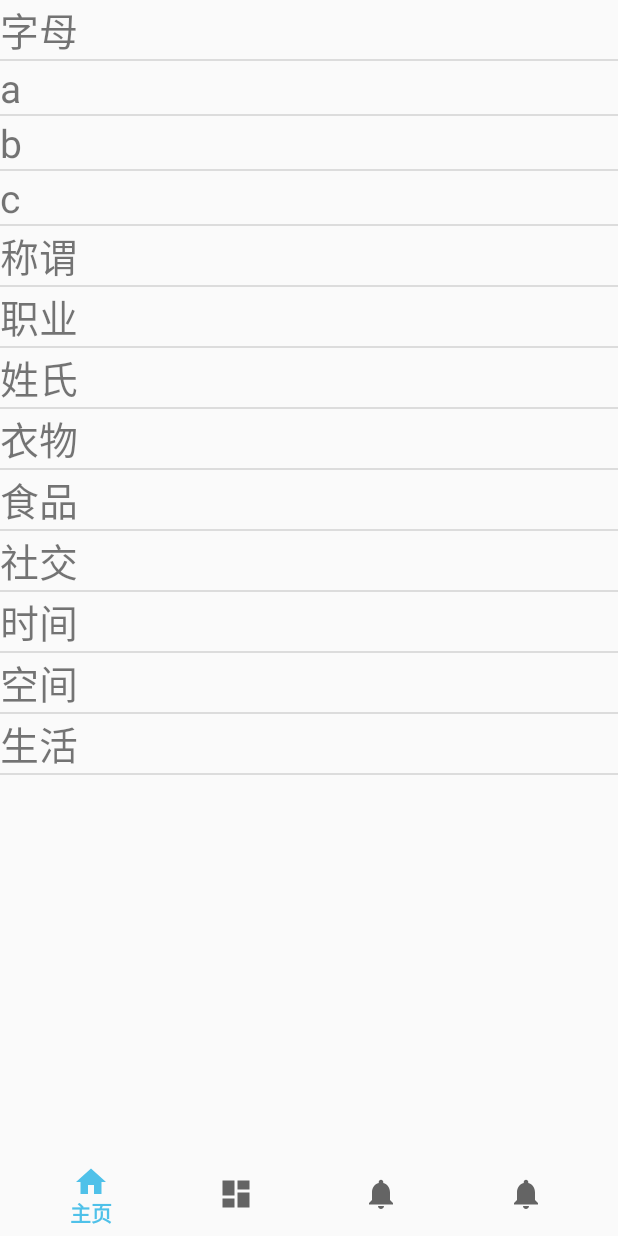
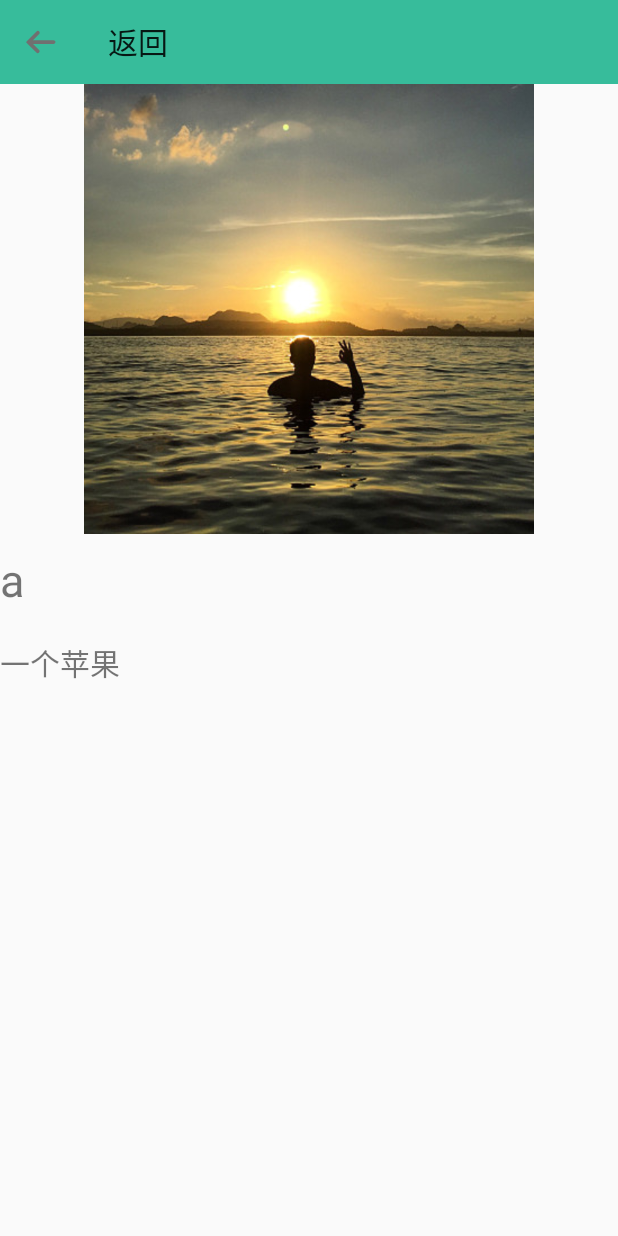
Before and after one commit to alapingping/shouxin2, an Android app: the fragment DictionaryFragment placed in its activity, after a tap on an icon or button, on a phone screen of 412 x 824 dp. Run offline under Robolectric (Android 15) with nearby library versions, the light colour scheme and no system bars; libraries missing offline, so code that uses them is left out: com.etsy.android, com.yalantis.phoenix, yalantis.com.sidemenu; 8 statements that could not run were skipped; 1 other tap on this screen came first.

Commit message:
完善字典功能,修改界面bug

```diff
--- a/app/build.gradle
+++ b/app/build.gradle
@@ -9,6 +9,7 @@ android {
         versionCode 1
         versionName "1.0"
         testInstrumentationRunner "android.support.test.runner.AndroidJUnitRunner"
+        vectorDrawables.useSupportLibrary = true
     }
     buildTypes {
         release {
--- a/app/src/main/AndroidManifest.xml
+++ b/app/src/main/AndroidManifest.xml
@@ -19,9 +19,10 @@
         android:roundIcon="@mipmap/ic_launcher_round"
         android:supportsRtl="true"
         android:theme="@style/AppTheme">
+        <activity android:name=".Views.SingleWordActivity"></activity>
         <activity
             android:name=".Views.BottomNavigationActivity"
-            android:label="@string/title_activity_bottom_navigation"></activity>
+            android:label="@string/title_activity_bottom_navigation" />
         <activity android:name=".Views.CenterActivity" />
         <activity android:name=".Views.TakeTrainSetActivity" />
         <activity android:name=".Views.Welcome_Activity">
--- a/app/src/main/java/com/shouxin/shouxin/Adapter/GroupItemViewHolder.java
+++ b/app/src/main/java/com/shouxin/shouxin/Adapter/GroupItemViewHolder.java
@@ -2,6 +2,7 @@ package com.shouxin.shouxin.Adapter;
 
 import android.support.v7.widget.RecyclerView;
 import android.view.View;
+import android.widget.ImageView;
 import android.widget.TextView;
 
 import com.shouxin.shouxin.R;
@@ -9,13 +10,15 @@ import com.shouxin.shouxin.R;
 public class GroupItemViewHolder extends RecyclerView.ViewHolder {
 
     TextView tvGroup;
-
+    TextView tvItemNum;
+    ImageView imageView;
 
     public GroupItemViewHolder(View itemView) {
         super(itemView);
 
         tvGroup = (TextView) itemView.findViewById(R.id.word);
-
+        tvItemNum = itemView.findViewById(R.id.subItemNum);
+        imageView = itemView.findViewById(R.id.statusicon);
     }
 
 }
--- a/app/src/main/java/com/shouxin/shouxin/Adapter/RecyclerAdapter.java
+++ b/app/src/main/java/com/shouxin/shouxin/Adapter/RecyclerAdapter.java
@@ -1,15 +1,17 @@
 package com.shouxin.shouxin.Adapter;
 
+import android.app.AlertDialog;
 import android.content.Context;
-import android.support.annotation.NonNull;
+import android.content.Intent;
+import android.os.Bundle;
 import android.support.v7.widget.RecyclerView;
 import android.view.LayoutInflater;
 import android.view.View;
 import android.view.ViewGroup;
-import android.widget.Toast;
 
 import com.shouxin.shouxin.DataModel.ItemEntry;
 import com.shouxin.shouxin.R;
+import com.shouxin.shouxin.Views.SingleWordActivity;
 
 import java.util.ArrayList;
 import java.util.List;
@@ -32,7 +34,7 @@ public class RecyclerAdapter extends SecondaryListAdapter<GroupItemViewHolder, S
     @Override
     public RecyclerView.ViewHolder groupItemViewHolder(ViewGroup parent) {
 
-        View v = LayoutInflater.from(parent.getContext()).inflate(R.layout.list_item_word, parent, false);
+        View v = LayoutInflater.from(parent.getContext()).inflate(R.layout.list_item_group, parent, false);
 
         return new GroupItemViewHolder(v);
     }
@@ -49,7 +51,7 @@ public class RecyclerAdapter extends SecondaryListAdapter<GroupItemViewHolder, S
     public void onGroupItemBindViewHolder(RecyclerView.ViewHolder holder, int groupItemIndex) {
 
         ((GroupItemViewHolder) holder).tvGroup.setText(dts.get(groupItemIndex).getGroupItem());
-
+        ((GroupItemViewHolder) holder).tvItemNum.setText(String.valueOf(dts.get(groupItemIndex).getSubItemsNum()));
     }
 
     @Override
@@ -62,18 +64,24 @@ public class RecyclerAdapter extends SecondaryListAdapter<GroupItemViewHolder, S
     @Override
     public void onGroupItemClick(Boolean isExpand, GroupItemViewHolder holder, int groupItemIndex) {
 
-        Toast.makeText(context, "group item " + String.valueOf(groupItemIndex) + " is expand " +
-                String.valueOf(isExpand), Toast.LENGTH_SHORT).show();
+        if(!isExpand){
+            holder.imageView.setBackground(context.getDrawable(R.drawable.ic_expend));
+        }else{
+            holder.imageView.setBackground(context.getDrawable(R.drawable.ic_fold));
+        }
 
     }
 
     @Override
     public void onSubItemClick(SubItemViewHolder holder, int groupItemIndex, int subItemIndex) {
 
-        Toast.makeText(context, "sub item " + String.valueOf(subItemIndex) + " in group item " +
-                String.valueOf(groupItemIndex), Toast.LENGTH_SHORT).show();
+        ItemEntry word = dts.get(groupItemIndex).getSubItems().get(subItemIndex);
+        Bundle bundle = new Bundle();
+        bundle.putSerializable("word", word);
 
-
+        Intent intent = new Intent(context, SingleWordActivity.class);
+        intent.putExtras(bundle);
+        context.startActivity(intent);
 
     }
 }
--- a/app/src/main/java/com/shouxin/shouxin/Adapter/SecondaryListAdapter.java
+++ b/app/src/main/java/com/shouxin/shouxin/Adapter/SecondaryListAdapter.java
@@ -321,5 +321,9 @@ public abstract class SecondaryListAdapter<GVH, SVH extends RecyclerView.ViewHol
         public List<V> getSubItems() {
             return subItems;
         }
+
+        public int getSubItemsNum(){
+            return subItems.size();
+        }
     }
 }
--- a/app/src/main/java/com/shouxin/shouxin/DataModel/GroupEntry.java
+++ b/app/src/main/java/com/shouxin/shouxin/DataModel/GroupEntry.java
@@ -1,6 +1,5 @@
 package com.shouxin.shouxin.DataModel;
 
-import java.lang.reflect.Array;
 import java.net.URL;
 import java.util.ArrayList;
 
--- a/app/src/main/java/com/shouxin/shouxin/DataModel/ItemEntry.java
+++ b/app/src/main/java/com/shouxin/shouxin/DataModel/ItemEntry.java
@@ -1,8 +1,9 @@
 package com.shouxin.shouxin.DataModel;
 
+import java.io.Serializable;
 import java.net.URL;
 
-public class ItemEntry extends Entry{
+public class ItemEntry extends Entry implements Serializable {
 
     public ItemEntry(){}
 
@@ -12,9 +13,20 @@ public class ItemEntry extends Entry{
         this.pictureUrl = pictureUrl;
     }
 
+    private String name;
+
     private String description;
 
     private String pictureUrl;
+
+    @Override
+    public String getName() {
+        return name;
+    }
+
+    public void setName(String name) {
+        this.name = name;
+    }
 
     public void setDescription(String description){
         this.description = description;
--- a/app/src/main/java/com/shouxin/shouxin/Views/BottomNavigationActivity.java
+++ b/app/src/main/java/com/shouxin/shouxin/Views/BottomNavigationActivity.java
@@ -75,7 +75,8 @@ public class BottomNavigationActivity extends AppCompatActivity {
                 .hide(DictionaryFragment.getInstance())
                 .show(CommunityFragment.getInstance())
                 .commit();
-    }
+
+        }
 
 
 
--- /dev/null
+++ b/app/src/main/java/com/shouxin/shouxin/Views/SingleWordActivity.java
@@ -0,0 +1,61 @@
+package com.shouxin.shouxin.Views;
+
+import android.support.v7.app.AppCompatActivity;
+import android.os.Bundle;
+import android.support.v7.app.AppCompatDelegate;
+import android.view.KeyEvent;
+import android.view.View;
+import android.widget.ImageView;
+import android.widget.TextView;
+import  android.support.v7.widget.Toolbar;
+
+import com.shouxin.shouxin.DataModel.ItemEntry;
+import com.shouxin.shouxin.R;
+
+public class SingleWordActivity extends AppCompatActivity {
+
+
+    static{
+        AppCompatDelegate.setCompatVectorFromResourcesEnabled(true);
+    }
+
+    @Override
+    protected void onCreate(Bundle savedInstanceState) {
+        super.onCreate(savedInstanceState);
+        setContentView(R.layout.activity_signle_word);
+
+        Bundle bundle = getIntent().getExtras();
+        ItemEntry word = (ItemEntry) bundle.getSerializable("word");
+
+        ImageView imageView = findViewById(R.id.wordImage);
+        imageView.setImageResource(R.drawable.p6);
+
+        TextView wordTitle = findViewById(R.id.wordTitle);
+        wordTitle.setText(word.getName());
+
+        TextView wordDescription = findViewById(R.id.wordDescription);
+        wordDescription.setText(word.getDescription());
+
+        Toolbar toolbar = findViewById(R.id.toolbar);
+        toolbar.setTitle(R.string.menu_back);
+        toolbar.setBackgroundColor(getResources().getColor(R.color.colorMintDark));
+        setSupportActionBar(toolbar);
+        toolbar.setNavigationIcon(R.drawable.ic_back);
+        toolbar.setNavigationOnClickListener(new View.OnClickListener() {
+            @Override
+            public void onClick(View view) {
+                SingleWordActivity.this.finish();
+            }
+        });
+
+    }
+
+    @Override
+    public boolean onKeyDown(int keyCode, KeyEvent event) {
+        if(keyCode==KeyEvent.KEYCODE_BACK){
+            this.finish();
+        }
+        return true;
+    }
+
+}
--- a/app/src/main/java/com/shouxin/shouxin/fragment/DictionaryFragment.java
+++ b/app/src/main/java/com/shouxin/shouxin/fragment/DictionaryFragment.java
@@ -14,6 +14,7 @@ import com.shouxin.shouxin.Adapter.RvDividerItemDecoration;
 import com.shouxin.shouxin.Adapter.SecondaryListAdapter;
 import com.shouxin.shouxin.DataModel.ItemEntry;
 import com.shouxin.shouxin.R;
+import com.shouxin.shouxin.Views.BottomNavigationActivity;
 
 import java.net.URL;
 import java.util.ArrayList;
@@ -74,7 +75,7 @@ public class DictionaryFragment extends Fragment {
         rv.setHasFixedSize(true);
         rv.addItemDecoration(new RvDividerItemDecoration(getContext(), LinearLayoutManager.VERTICAL));
 
-        RecyclerAdapter ra = new RecyclerAdapter(getContext());
+        RecyclerAdapter ra = new RecyclerAdapter(getActivity());
         ra.setData(datas);
         rv.setAdapter(ra);
 
--- /dev/null
+++ b/app/src/main/res/drawable/ic_back.xml
@@ -0,0 +1,4 @@
+<vector android:height="24dp" android:viewportHeight="1024"
+    android:viewportWidth="1024" android:width="24dp" xmlns:android="http://schemas.android.com/apk/res/android">
+    <path android:fillColor="#707070" android:pathData="M257.2,567.1h584.5c29,0 52.5,-23.4 52.5,-52.2V512c0,-28.8 -23.5,-52.2 -52.5,-52.2H255.9L431,284.1c20.2,-20.3 20.2,-53 0,-73.3l-0.4,-0.4c-20.2,-20.3 -53.1,-20.5 -73.6,-0.5l-0.5,0.5L71.8,496.1a26.01,26.01 0,0 0,0 36.7l55.7,55.9L352,813.8c20.4,20.5 53.7,20.6 74.3,0.4l0.4,-0.4 1.7,-1.7c20.3,-20.3 20.3,-53.1 0,-73.4L257.2,567.1z"/>
+</vector>
--- /dev/null
+++ b/app/src/main/res/drawable/ic_expend.xml
@@ -0,0 +1,4 @@
+<vector android:height="24dp" android:viewportHeight="1024"
+    android:viewportWidth="1024" android:width="24dp" xmlns:android="http://schemas.android.com/apk/res/android">
+    <path android:fillColor="#707070" android:pathData="M127.5,330.9l0.7,-0.7c12.3,-12.3 32.4,-12.3 44.7,0l339.9,339.9L853,330c12.5,-12.5 32.9,-12.5 45.4,0s12.5,32.9 0,45.4L536,737.8s-0.1,0.1 -0.1,0.2l-0.7,0.7c-12.3,12.3 -32.4,12.3 -44.7,0l-363,-363c-12.3,-12.4 -12.3,-32.5 0,-44.8z"/>
+</vector>
--- /dev/null
+++ b/app/src/main/res/drawable/ic_fold.xml
@@ -0,0 +1,4 @@
+<vector android:height="24dp" android:viewportHeight="1024"
+    android:viewportWidth="1024" android:width="24dp" xmlns:android="http://schemas.android.com/apk/res/android">
+    <path android:fillColor="#707070" android:pathData="M332.16,883.84a40.96,40.96 0,0 0,58.24 0l338.56,-343.04a40.96,40.96 0,0 0,0 -58.24L390.4,140.16a40.96,40.96 0,0 0,-58.24 58.24L640,512l-307.84,314.24a40.96,40.96 0,0 0,0 57.6z"/>
+</vector>
--- /dev/null
+++ b/app/src/main/res/layout/activity_signle_word.xml
@@ -0,0 +1,41 @@
+<?xml version="1.0" encoding="utf-8"?>
+<LinearLayout xmlns:android="http://schemas.android.com/apk/res/android"
+    xmlns:tools="http://schemas.android.com/tools"
+    android:layout_width="match_parent"
+    android:layout_height="match_parent"
+    tools:context=".Views.SingleWordActivity"
+    android:orientation="vertical">
+
+    <android.support.v7.widget.Toolbar
+        android:id="@+id/toolbar"
+        android:layout_width="match_parent"
+        android:layout_height="wrap_content">
+    </android.support.v7.widget.Toolbar>
+
+    <LinearLayout
+        android:layout_width="match_parent"
+        android:layout_height="match_parent"
+        android:orientation="vertical">
+
+        <ImageView
+            android:id="@+id/wordImage"
+            android:layout_width="match_parent"
+            android:layout_height="300dp" />
+
+        <TextView
+            android:layout_marginTop="10dp"
+            android:id="@+id/wordTitle"
+            android:layout_width="wrap_content"
+            android:layout_height="wrap_content"
+            android:textSize="30sp" />
+
+        <TextView
+            android:layout_marginTop="20dp"
+            android:id="@+id/wordDescription"
+            android:layout_width="wrap_content"
+            android:layout_height="wrap_content"
+            android:textSize="20sp"/>
+
+    </LinearLayout>
+
+</LinearLayout>
--- a/app/src/main/res/values/strings.xml
+++ b/app/src/main/res/values/strings.xml
@@ -31,7 +31,6 @@
     <string name="takePhoto">Take Photo</string>
     <string name="sendFile">识别结果</string>
 
-    <!-- TODO: Remove or change this placeholder text -->
     <string name="hello_blank_fragment">Hello blank fragment</string>
 
     <string name="picture">Picture</string>
@@ -39,13 +38,11 @@
     <string name="request_permission">This sample needs camera permission.</string>
     <string name="camera_error">This device doesn\'t support Camera2 API.</string>
 
-
     <!-- this label for take trainset-->
     <string name="initOrder">尚未开始拍摄</string>
     <string name="stop">停止</string>
     <string name="pause">暂停</string>
     <string name="begin">开始</string>
-
 
     <string name="action_settings">Settings</string>
     <string name="drawer_open">Open</string>
@@ -59,5 +56,10 @@
     <string name="title_recognition">识别</string>
     <string name="title_personpage">个人</string>
 
+    <!-- this label for take toolbar-->
+    <string name="menu_back">返回</string>
+
+    <string name="groupFold">fold</string>
+    <string name="groupExpended">expended</string>
 
 </resources>
```
Also changed, not shown: app/src/main/java/com/shouxin/shouxin/fragment/SignleWOrdFragment.java (deleted, +0 -30 lines), app/src/main/res/layout/fragment_signle_word.xml (deleted, +0 -14 lines), app/src/main/res/layout/list_item_group.xml (added, +52 -0 lines), app/src/main/res/menu/menu_toolbar.xml (added, +8 -0 lines).
